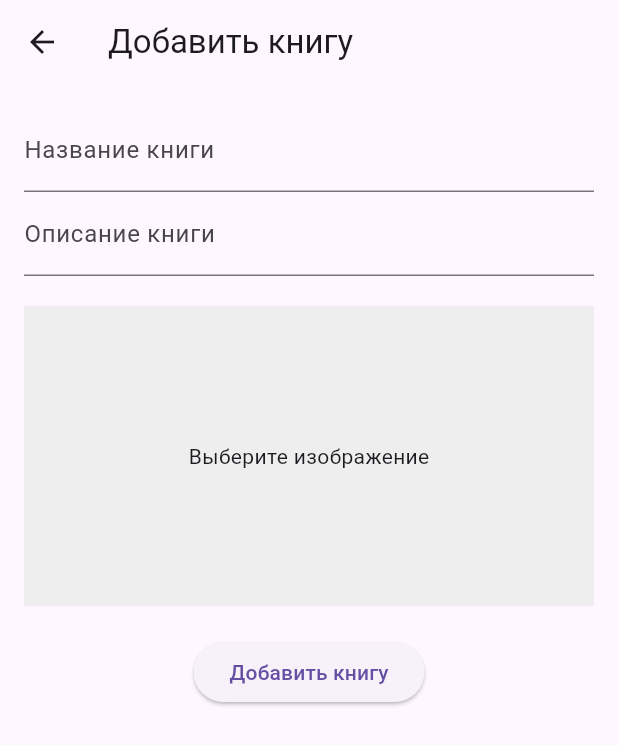
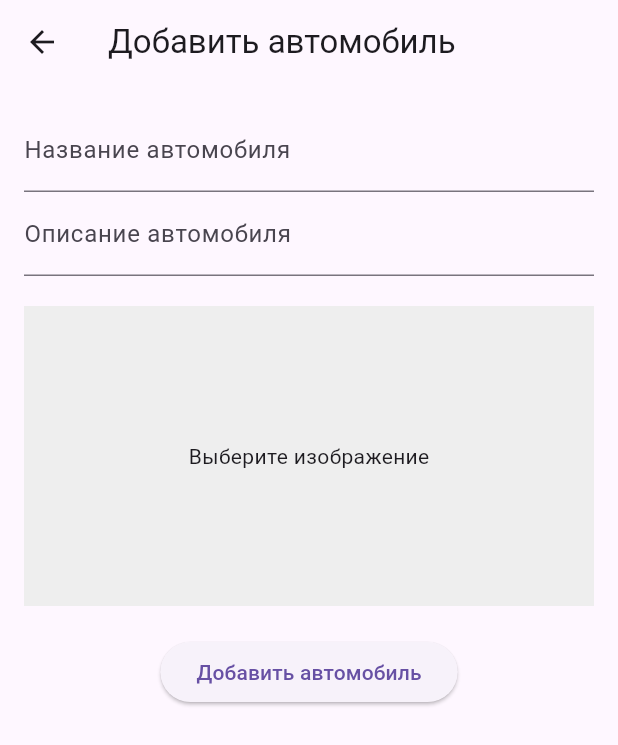
Before and after one commit to San43zS/flutter_vehicle, a Flutter app: the AddBookPage screen opened directly, on a phone screen of 412 x 824 dp. Shown: the top 745 px of the screen. Run offline on Flutter 3.47's test engine with Material 3 defaults, Android fonts, the phone set to English and light mode, and no system bars; our stand-ins replace cloud_firestore, firebase_auth, firebase_core, firebase_storage, flutter_svg, image_picker; accounts and stored records are empty.

Commit message:
fix add car

```diff
--- a/lib/add_book_page.dart
+++ b/lib/add_book_page.dart
@@ -5,6 +5,7 @@ import 'package:firebase_storage/firebase_storage.dart';
 import 'package:first_project/design/images.dart';
 import 'package:flutter/material.dart';
 import 'package:image_picker/image_picker.dart';
+import 'package:firebase_auth/firebase_auth.dart';
 
 class AddBookPage extends StatefulWidget {
   const AddBookPage({super.key});
@@ -49,6 +50,8 @@ class _AddBookPageState extends State<AddBookPage> {
 
   Future<void> addBook() async {
     final imageUrl = await uploadImage();
+    final user = FirebaseAuth.instance.currentUser;
+    if (user == null) return;
 
     if (imageUrl == null) {
       ScaffoldMessenger.of(context).showSnackBar(
@@ -60,6 +63,7 @@ class _AddBookPageState extends State<AddBookPage> {
     final carData = {
       'title': titleController.text,
       'description': descriptionController.text,
+      'owner':user.email,
       'images': [imageUrl],
     };
 
@@ -77,18 +81,18 @@ class _AddBookPageState extends State<AddBookPage> {
   @override
   Widget build(BuildContext context) {
     return Scaffold(
-      appBar: AppBar(title: const Text('Добавить книгу')),
+      appBar: AppBar(title: const Text('Добавить автомобиль')),
       body: Padding(
         padding: const EdgeInsets.all(16.0),
         child: Column(
           children: [
             TextField(
               controller: titleController,
-              decoration: const InputDecoration(labelText: 'Название книги'),
+              decoration: const InputDecoration(labelText: 'Название автомобиля'),
             ),
             TextField(
               controller: descriptionController,
-              decoration: const InputDecoration(labelText: 'Описание книги'),
+              decoration: const InputDecoration(labelText: 'Описание автомобиля'),
             ),
             const SizedBox(height: 20),
             GestureDetector(
@@ -106,7 +110,7 @@ class _AddBookPageState extends State<AddBookPage> {
             const SizedBox(height: 20),
             ElevatedButton(
               onPressed: addBook,
-              child: const Text('Добавить книгу'),
+              child: const Text('Добавить автомобиль'),
             ),
           ],
         ),
--- a/lib/main.dart
+++ b/lib/main.dart
@@ -1,5 +1,6 @@
 import 'dart:async';
 
+import 'package:first_project/add_book_page.dart';
 import 'package:first_project/home_page.dart';
 import 'package:flutter/material.dart';
 import 'package:firebase_core/firebase_core.dart';
@@ -46,6 +47,9 @@ class MyApp extends StatelessWidget {
           }
         },
       ),
+      routes: {
+        '/addBook': (context) => const AddBookPage()
+      },
     );
   }
 }
```
